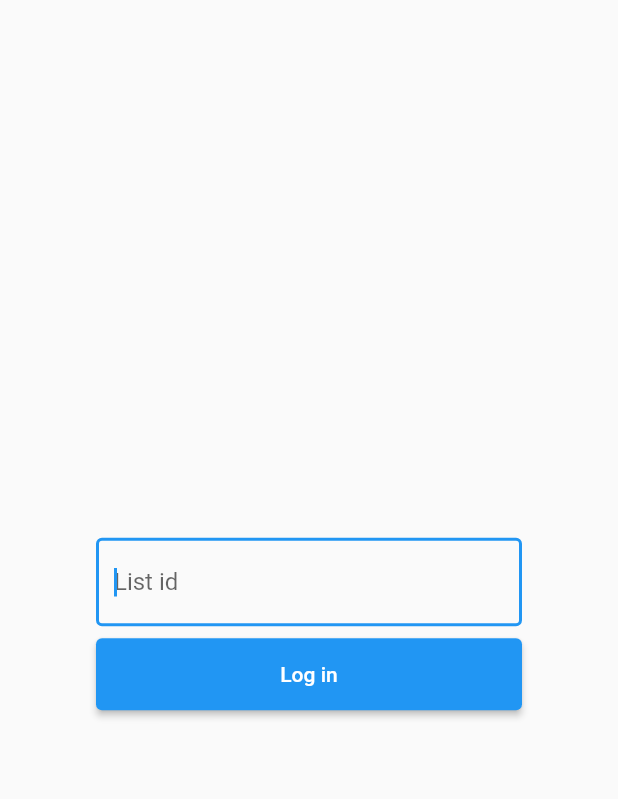
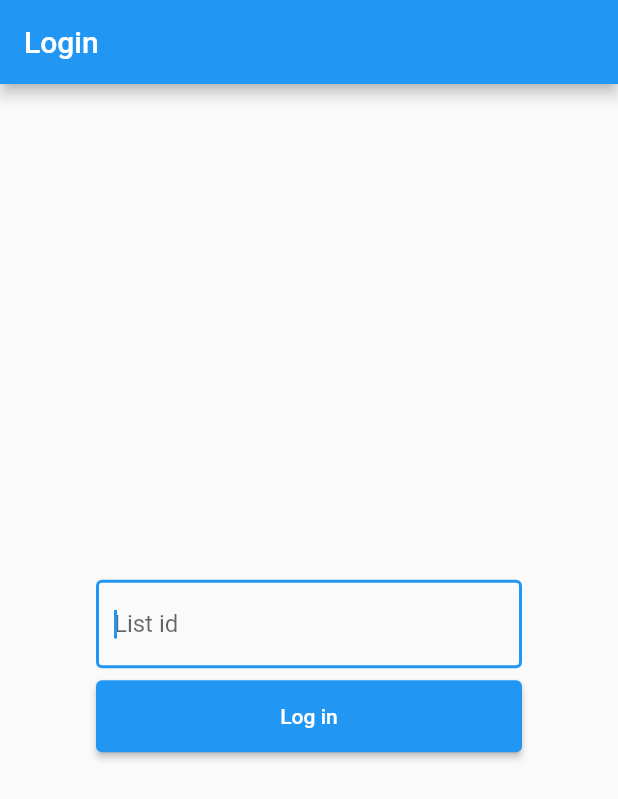
Before and after one commit to tytydraco/movie_list, a Flutter app: the screen it shows after launch, on a phone screen of 412 x 824 dp. Shown: the top 799 px of the screen. Run offline on Flutter 3.47's test engine with Material 2 defaults, Android fonts, the phone set to English and light mode, and no system bars; our stand-ins replace cloud_firestore, firebase_core, shared_preferences; accounts and stored records are empty.

Commit message:
Add top bar to login page
Signed-off-by: Tyler Nijmeh <tylernij@gmail.com>

```diff
--- a/lib/screens/login_screen.dart
+++ b/lib/screens/login_screen.dart
@@ -13,6 +13,9 @@ class _LoginScreenState extends State<LoginScreen> {
   @override
   Widget build(BuildContext context) {
     return Scaffold(
+      appBar: AppBar(
+        title: const Text('Login'),
+      ),
       body: Center(
         child: LoginFormWidget(
           onLogin: (listId) {
```
